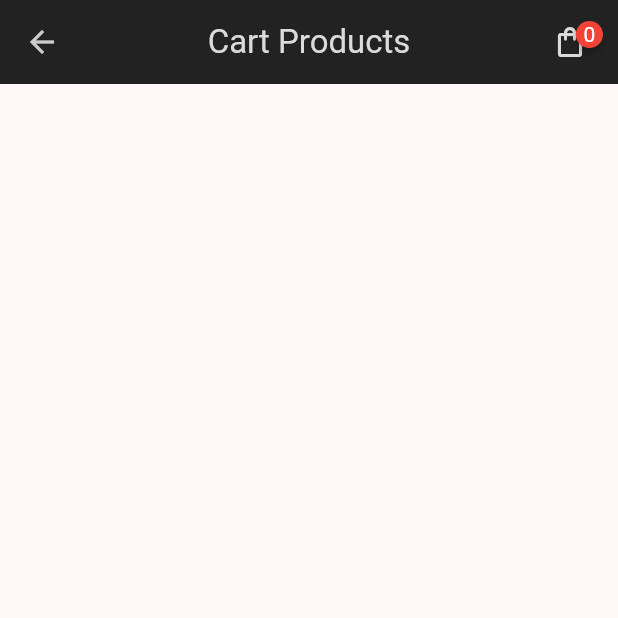
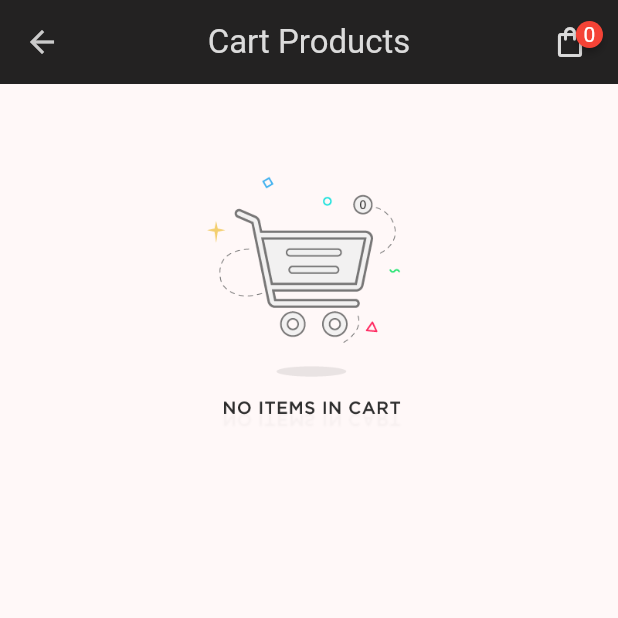
Before and after one commit to HamiHamasaeed/Cart, a Flutter app: the CartScreen screen opened directly, on a phone screen of 412 x 824 dp, the top half of it. Run offline on Flutter 3.47's test engine with Material 3 defaults, Android fonts, the phone set to English and light mode, and no system bars; drawn by our look-alikes of badges; our stand-ins replace shared_preferences, sqflite; accounts and stored records are empty; network calls fail.

Commit message:
codify 1.0.3

```diff
--- a/lib/cart_screen.dart
+++ b/lib/cart_screen.dart
@@ -54,6 +54,15 @@ class _CartScreenState extends State<CartScreen> {
               future: cart.getData(),
               builder: (context, AsyncSnapshot<List<Cart>> snapshot) {
                 if (snapshot.hasData) {
+                  if (snapshot.data!.isEmpty) {
+                    return const Column(
+                      mainAxisAlignment: MainAxisAlignment.center,
+                      crossAxisAlignment: CrossAxisAlignment.center,
+                      children: [
+                        Image(image: AssetImage('images/empty-cart.png')),
+                      ],
+                    );
+                  } else {
                     return Expanded(
                         child: ListView.builder(
                             itemCount: snapshot.data!.length,
@@ -62,7 +71,8 @@ class _CartScreenState extends State<CartScreen> {
                                 child: Padding(
                                   padding: const EdgeInsets.all(8.0),
                                   child: Column(
-                                    mainAxisAlignment: MainAxisAlignment.center,
+                                      mainAxisAlignment:
+                                          MainAxisAlignment.center,
                                       crossAxisAlignment:
                                           CrossAxisAlignment.center,
                                       children: [
@@ -103,25 +113,32 @@ class _CartScreenState extends State<CartScreen> {
                                                         style: const TextStyle(
                                                             fontSize: 16,
                                                             fontWeight:
-                                                              FontWeight.bold),
+                                                                FontWeight
+                                                                    .bold),
                                                       ),
                                                       InkWell(
                                                           onTap: () {
                                                             dbHelper!.delete(
                                                                 snapshot
-                                                                  .data![index]
+                                                                    .data![
+                                                                        index]
                                                                     .id!);
                                                             cart.setCounter();
                                                             cart.setTotalPrice(
                                                                 double.parse(snapshot
-                                                                  .data![index]
+                                                                    .data![
+                                                                        index]
                                                                     .productPrice
                                                                     .toString()));
                                                           },
                                                           child: const Icon(
                                                             Icons.delete,
-                                                          color: Color.fromARGB(
-                                                              255, 203, 31, 19),
+                                                            color:
+                                                                Color.fromARGB(
+                                                                    255,
+                                                                    203,
+                                                                    31,
+                                                                    19),
                                                           )),
                                                     ],
                                                   ),
@@ -131,8 +148,8 @@ class _CartScreenState extends State<CartScreen> {
                                                   Text(
                                                     "IQD ${snapshot.data![index].productPrice.toString()} " +
                                                         "a " +
-                                                      snapshot
-                                                          .data![index].unitTag
+                                                        snapshot.data![index]
+                                                            .unitTag
                                                             .toString(),
                                                     style: const TextStyle(
                                                         fontSize: 14,
@@ -184,39 +201,24 @@ class _CartScreenState extends State<CartScreen> {
                                                                         1) {
                                                                       dbHelper!
                                                                           .updateQauntity(Cart(
-                                                                            id: snapshot
-                                                                                .data![
-                                                                                    index]
-                                                                                .id,
-                                                                            productId: snapshot.data![index].id
-                                                                                .toString(),
-                                                                            productName: snapshot.data![index].productName
-                                                                                .toString(),
-                                                                            initialPrice: snapshot
-                                                                                .data![
-                                                                                    index]
-                                                                                .initialPrice,
-                                                                            productPrice:
-                                                                                newPrice,
-                                                                            quantity:
-                                                                                quantity,
-                                                                            unitTag: snapshot.data![index].unitTag
-                                                                                .toString(),
-                                                                            image: snapshot.data![index].image
-                                                                                .toString()))
-                                                                        .then(
-                                                                            (value) {
+                                                                              id: snapshot.data![index].id,
+                                                                              productId: snapshot.data![index].id.toString(),
+                                                                              productName: snapshot.data![index].productName.toString(),
+                                                                              initialPrice: snapshot.data![index].initialPrice,
+                                                                              productPrice: newPrice,
+                                                                              quantity: quantity,
+                                                                              unitTag: snapshot.data![index].unitTag.toString(),
+                                                                              image: snapshot.data![index].image.toString()))
+                                                                          .then((value) {
                                                                         newPrice =
                                                                             0;
                                                                         quantity =
                                                                             0;
                                                                         cart.setTotalPrice(double.parse(snapshot
-                                                                          .data![
-                                                                              index]
+                                                                            .data![index]
                                                                             .initialPrice!
                                                                             .toString()));
-                                                                    }).onError((error,
-                                                                            stackTrace) {
+                                                                      }).onError((error, stackTrace) {
                                                                         print(error
                                                                             .toString());
                                                                       });
@@ -241,8 +243,7 @@ class _CartScreenState extends State<CartScreen> {
                                                                       .quantity
                                                                       .toString(),
                                                                   style: const TextStyle(
-                                                                    color: Color
-                                                                        .fromARGB(
+                                                                      color: Color.fromARGB(
                                                                           255,
                                                                           255,
                                                                           255,
@@ -272,15 +273,9 @@ class _CartScreenState extends State<CartScreen> {
                                                                                 .data![
                                                                                     index]
                                                                                 .id,
-                                                                          productId: snapshot
-                                                                              .data![
-                                                                                  index]
-                                                                              .id
+                                                                            productId: snapshot.data![index].id
                                                                                 .toString(),
-                                                                          productName: snapshot
-                                                                              .data![
-                                                                                  index]
-                                                                              .productName
+                                                                            productName: snapshot.data![index].productName
                                                                                 .toString(),
                                                                             initialPrice: snapshot
                                                                                 .data![
@@ -290,15 +285,9 @@ class _CartScreenState extends State<CartScreen> {
                                                                                 newPrice,
                                                                             quantity:
                                                                                 quantity,
-                                                                          unitTag: snapshot
-                                                                              .data![
-                                                                                  index]
-                                                                              .unitTag
+                                                                            unitTag: snapshot.data![index].unitTag
                                                                                 .toString(),
-                                                                          image: snapshot
-                                                                              .data![
-                                                                                  index]
-                                                                              .image
+                                                                            image: snapshot.data![index].image
                                                                                 .toString()))
                                                                         .then(
                                                                             (value) {
@@ -344,6 +333,7 @@ class _CartScreenState extends State<CartScreen> {
                               );
                             }));
                   }
+                }
                 return Text('');
               }),
           Consumer<CartProvider>(builder: (context, value, child) {
@@ -351,13 +341,39 @@ class _CartScreenState extends State<CartScreen> {
               visible: value.getTotalPrice().toStringAsFixed(2) == "0.00"
                   ? false
                   : true,
+              child: Container(
+                decoration: const BoxDecoration(
+                    color: Color.fromARGB(255, 43, 43, 43),
+                    borderRadius: BorderRadius.only(
+                      topLeft: Radius.circular(10),
+                      topRight: Radius.circular(10),
+                    )),
+                child: Padding(
+                  padding: const EdgeInsets.all(12.0),
                   child: Column(
                     children: [
                       ReusableWidget(
                         title: 'Sub Total: ',
-                    value: '${value.getTotalPrice().toStringAsFixed(1)} IQD',
+                        value:
+                            '${value.getTotalPrice().toStringAsFixed(1)} IQD',
+                        valueTextColor:
+                            const Color.fromARGB(255, 214, 214, 214),
+                      ),
+                      ReusableWidget(
+                        title: 'Discount %10: ',
+                        value: '${value.getTotalPrice() * 0.1} IQD',
+                        valueTextColor:
+                            const Color.fromARGB(255, 214, 214, 214),
+                      ),
+                      ReusableWidget(
+                        title: 'Total: ',
+                        value: '${value.getTotalPrice() * 0.9} IQD',
+                        valueTextColor:
+                            const Color.fromARGB(255, 214, 214, 214),
                       )
                     ],
+                  ),
+                ),
               ),
             );
           })
@@ -369,7 +385,15 @@ class _CartScreenState extends State<CartScreen> {
 
 class ReusableWidget extends StatelessWidget {
   final String title, value;
-  const ReusableWidget({required this.title, required this.value});
+  final Color? valueTextColor;
+  final double borderRadiusTop;
+  const ReusableWidget({
+    super.key,
+    required this.title,
+    required this.value,
+    this.valueTextColor,
+    this.borderRadiusTop = 0.0,
+  });
 
   @override
   Widget build(BuildContext context) {
@@ -378,8 +402,18 @@ class ReusableWidget extends StatelessWidget {
       child: Row(
         mainAxisAlignment: MainAxisAlignment.spaceBetween,
         children: [
-          Text(title, style: Theme.of(context).textTheme.subtitle2),
-          Text(value.toString(), style: Theme.of(context).textTheme.subtitle2),
+          Text(
+            title,
+            style: Theme.of(context)
+                .textTheme
+                .titleSmall
+                ?.copyWith(color: valueTextColor),
+          ),
+          Text(value.toString(),
+              style: Theme.of(context)
+                  .textTheme
+                  .titleSmall
+                  ?.copyWith(color: valueTextColor)),
         ],
       ),
     );
--- a/lib/product_list.dart
+++ b/lib/product_list.dart
@@ -87,6 +87,7 @@ class _ProductListScreenState extends State<ProductListScreen> {
               ),
             ]),
         body: Column(
+
           children: [
             Expanded(
               child: ListView.builder(
--- a/pubspec.yaml
+++ b/pubspec.yaml
@@ -62,9 +62,8 @@ flutter:
   uses-material-design: true
 
   # To add assets to your application, add an assets section, like this:
-  # assets:
-  #   - images/a_dot_burr.jpeg
-  #   - images/a_dot_ham.jpeg
+  assets:
+    - images/empty-cart.png
 
   # An image asset can refer to one or more resolution-specific "variants", see
   # https://flutter.dev/assets-and-images/#resolution-aware
```
Also changed, not shown: images/empty-cart.png (added). Lines whose indentation alone changed are shown as unchanged.
